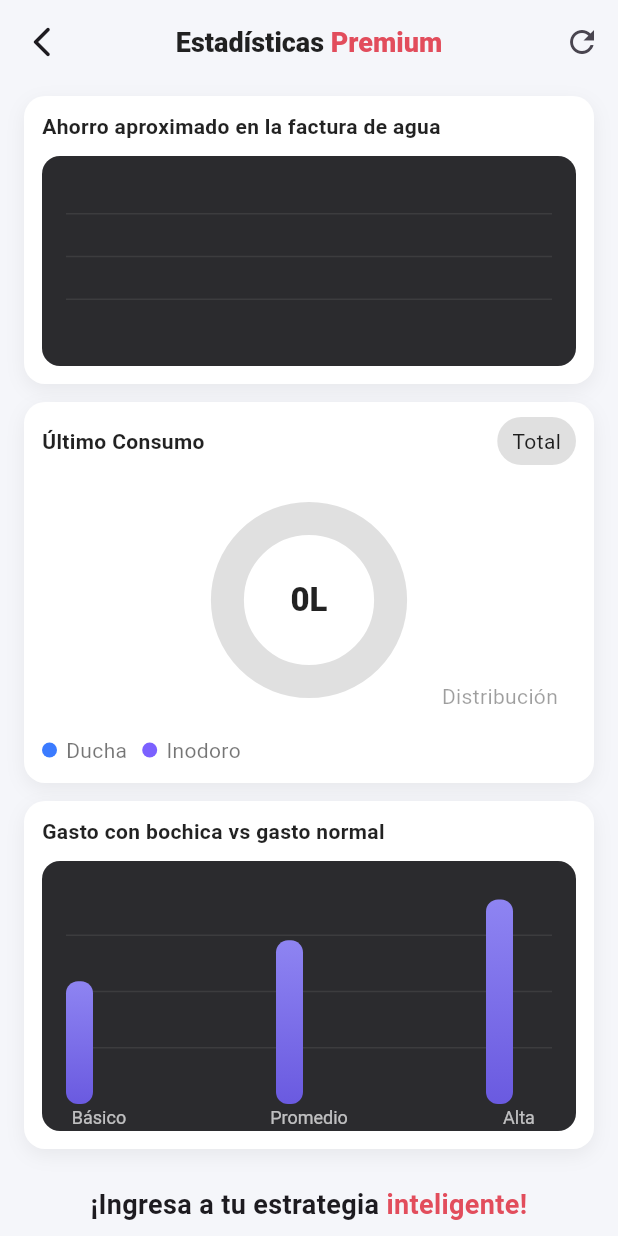
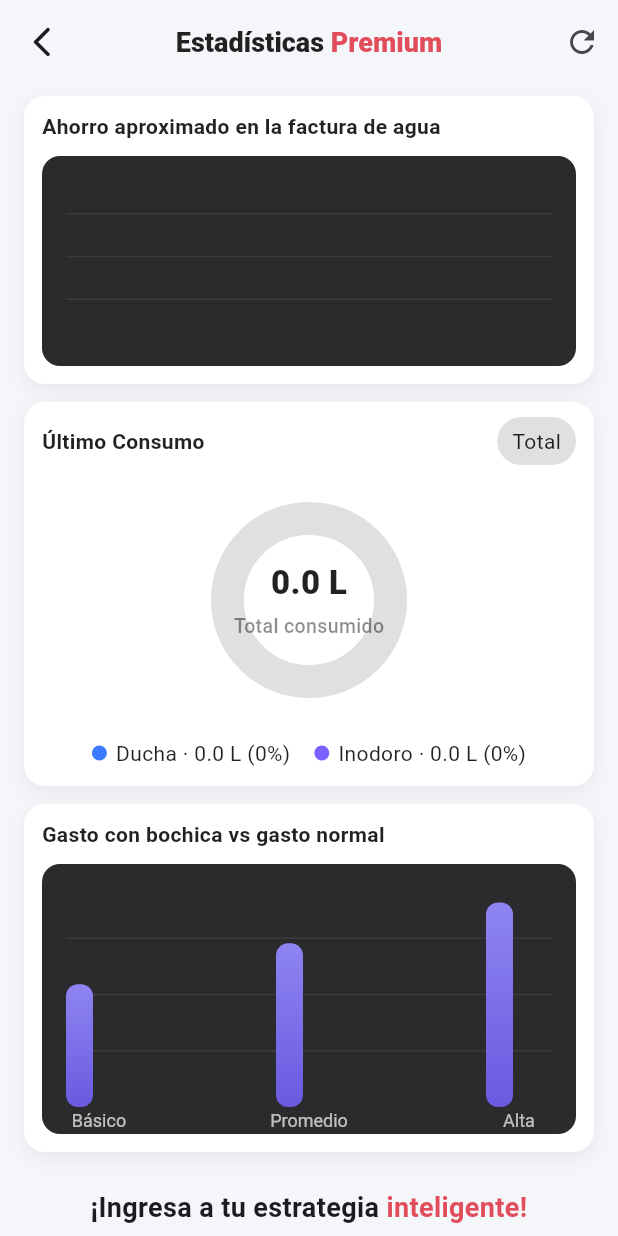
Before and after one commit to Carlosmercg/Bochica, a Flutter app: the DashboardSoloStatsScreen screen opened by its route, on a phone screen of 412 x 824 dp. Run offline on Flutter 3.47's test engine with Material 3 defaults, Android fonts, the phone set to English and light mode, and no system bars; our stand-ins replace cloud_firestore, firebase_auth, firebase_core; accounts and stored records are empty.

```diff
--- a/front/lib/dashboards/screens/dashboard_solo_stats_screen.dart
+++ b/front/lib/dashboards/screens/dashboard_solo_stats_screen.dart
@@ -84,12 +84,6 @@ class _DashboardSoloStatsScreenState extends State<DashboardSoloStatsScreen> {
                         key: ValueKey('donut-${user.uid}-$_refreshId'),
                         userId: user.uid,
                       ),
-                      footer: const _LegendRow(
-                        items: [
-                          _LegendItem('Ducha', Color(0xFF3B7BFF)),
-                          _LegendItem('Inodoro', Color(0xFF7B61FF)),
-                        ],
-                      ),
                     ),
                     const SizedBox(height: 12),
                     _StatCard(
@@ -109,12 +103,6 @@ class _DashboardSoloStatsScreenState extends State<DashboardSoloStatsScreen> {
                       title: 'Último Consumo',
                       trailing: _PeriodPill(text: 'Total'),
                       child: _DonutLastConsumption(),
-                      footer: _LegendRow(
-                        items: [
-                          _LegendItem('Ducha', Color(0xFF3B7BFF)),
-                          _LegendItem('Inodoro', Color(0xFF7B61FF)),
-                        ],
-                      ),
                     ),
                     const SizedBox(height: 12),
                     const _StatCard(
@@ -141,13 +129,11 @@ class _StatCard extends StatelessWidget {
     required this.title,
     required this.child,
     this.trailing,
-    this.footer,
   });
 
   final String title;
   final Widget child;
   final Widget? trailing;
-  final Widget? footer;
 
   @override
   Widget build(BuildContext context) {
@@ -178,7 +164,6 @@ class _StatCard extends StatelessWidget {
           const SizedBox(height: 10),
           // contenido
           child,
-          if (footer != null) ...[const SizedBox(height: 10), footer!],
         ],
       ),
     );
@@ -430,60 +415,94 @@ class _DonutLastConsumptionState extends State<_DonutLastConsumption> {
       );
     }
 
-    final total = ducha + inodoro;
-    double duchaPercent = 0.0;
-    double inodoroPercent = 0.0;
+    final totalLiters = ducha + inodoro;
+    final duchaPercent = totalLiters > 0 ? ducha / totalLiters : 0.0;
+    final inodoroPercent = totalLiters > 0 ? inodoro / totalLiters : 0.0;
 
-    if (total > 0) {
-      duchaPercent = ducha / total;
-      inodoroPercent = inodoro / total;
-    }
-
-    return SizedBox(
+    return Column(
+      mainAxisSize: MainAxisSize.min,
+      children: [
+        SizedBox(
           height: 160,
           child: Stack(
             alignment: Alignment.center,
             children: [
               _DonutPainterWidget(
-            shower: duchaPercent,
-            toilet: inodoroPercent,
+                showerPercent: duchaPercent,
+                toiletPercent: inodoroPercent,
               ),
-          Positioned(
-            bottom: 6,
-            right: 12,
-            child: Text(
-              'Distribución',
-              style: TextStyle(color: Colors.black38),
+              Column(
+                mainAxisSize: MainAxisSize.min,
+                children: [
+                  Text(
+                    '${totalLiters.toStringAsFixed(1)} L',
+                    style: const TextStyle(
+                      fontSize: 22,
+                      fontWeight: FontWeight.w800,
+                      color: Colors.black87,
+                    ),
+                  ),
+                  const SizedBox(height: 4),
+                  const Text(
+                    'Total consumido',
+                    style: TextStyle(
+                      fontSize: 13,
+                      color: Colors.black45,
+                      fontWeight: FontWeight.w500,
                     ),
                   ),
                 ],
               ),
+            ],
+          ),
+        ),
+        const SizedBox(height: 12),
+        Wrap(
+          spacing: 16,
+          runSpacing: 8,
+          alignment: WrapAlignment.center,
+          children: [
+            _LegendValue(
+              color: const Color(0xFF3B7BFF),
+              label: 'Ducha',
+              liters: ducha,
+              percent: duchaPercent,
+            ),
+            _LegendValue(
+              color: const Color(0xFF7B61FF),
+              label: 'Inodoro',
+              liters: inodoro,
+              percent: inodoroPercent,
+            ),
+          ],
+        ),
+      ],
     );
   }
 }
 
 class _DonutPainterWidget extends StatelessWidget {
   const _DonutPainterWidget({
-    required this.shower,
-    required this.toilet,
+    required this.showerPercent,
+    required this.toiletPercent,
   });
 
-  final double shower;
-  final double toilet;
+  final double showerPercent;
+  final double toiletPercent;
 
   @override
   Widget build(BuildContext context) {
     return CustomPaint(
-      painter: _DonutPainter(shower, toilet),
+      painter: _DonutPainter(showerPercent, toiletPercent),
       child: const SizedBox.expand(),
     );
   }
 }
 
 class _DonutPainter extends CustomPainter {
-  _DonutPainter(this.shower, this.toilet);
-  final double shower;
-  final double toilet;
+  _DonutPainter(this.showerPercent, this.toiletPercent);
+  final double showerPercent;
+  final double toiletPercent;
 
   @override
   void paint(Canvas canvas, Size size) {
@@ -518,7 +537,7 @@ class _DonutPainter extends CustomPainter {
         ..strokeCap = StrokeCap.round,
     ];
 
-    final vals = [shower, toilet];
+    final vals = [showerPercent, toiletPercent];
     double start = -90;
 
     for (var i = 0; i < vals.length; i++) {
@@ -535,69 +554,56 @@ class _DonutPainter extends CustomPainter {
       }
     }
 
-    // texto central - mostrar total
-    final total = shower + toilet;
-    final totalText = total > 0 ? '${total.toStringAsFixed(1)}L' : '0L';
-    final tp = TextPainter(
-      text: TextSpan(
-        text: totalText,
-        style: const TextStyle(
-          fontSize: 22,
-          fontWeight: FontWeight.w800,
-          color: Colors.black87,
-        ),
-      ),
-      textDirection: TextDirection.ltr,
-    )..layout();
-    tp.paint(canvas, center - Offset(tp.width / 2, tp.height / 2));
   }
 
   double _deg2rad(double d) => d * 3.1415926535 / 180.0;
 
   @override
-  bool shouldRepaint(covariant CustomPainter oldDelegate) => false;
+  bool shouldRepaint(covariant _DonutPainter oldDelegate) =>
+      oldDelegate.showerPercent != showerPercent ||
+      oldDelegate.toiletPercent != toiletPercent;
 }
 
-class _LegendRow extends StatelessWidget {
-  const _LegendRow({required this.items});
-  final List<_LegendItem> items;
+class _LegendValue extends StatelessWidget {
+  const _LegendValue({
+    required this.color,
+    required this.label,
+    required this.liters,
+    required this.percent,
+  });
+
+  final Color color;
+  final String label;
+  final double liters;
+  final double percent;
 
   @override
   Widget build(BuildContext context) {
-    return Wrap(
-      spacing: 10,
-      runSpacing: 8,
-      children:
-          items
-              .map(
-                (e) => Row(
+    final percentDisplay = percent.isFinite
+        ? percent <= 0
+            ? '0'
+            : (percent * 100).toStringAsFixed(percent * 100 < 1 ? 1 : 0)
+        : '0';
+
+    return Row(
       mainAxisSize: MainAxisSize.min,
       children: [
         Container(
           width: 10,
           height: 10,
           decoration: BoxDecoration(
-                        color: e.color,
+            color: color,
             shape: BoxShape.circle,
           ),
         ),
         const SizedBox(width: 6),
         Text(
-                      e.label,
-                      style: const TextStyle(color: Colors.black54),
+          '$label · ${liters.toStringAsFixed(1)} L ($percentDisplay%)',
+          style: const TextStyle(color: Colors.black87),
         ),
       ],
-                ),
-              )
-              .toList(),
     );
   }
-}
-
-class _LegendItem {
-  final String label;
-  final Color color;
-  const _LegendItem(this.label, this.color);
 }
 
 class _PeriodPill extends StatelessWidget {
```
Also changed, not shown: 2 other files. Lines whose indentation alone changed are shown as unchanged.
